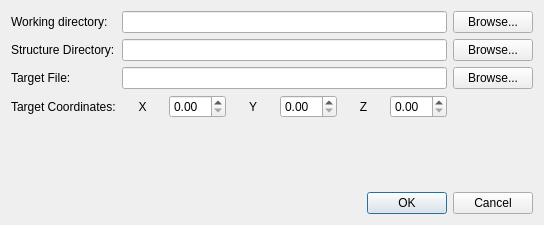
First picture: the form in MIExpert/mi_ligandoverlap.ui, repository mifit/mifit, before the edit.
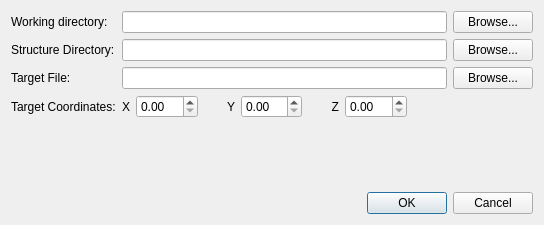
Second picture: the form after the edit.

Commit message: Enhanced mifit python module and finished converting mi_ligandoverlap_ui.py

Diff of the .ui file:
```diff
--- a/MIExpert/mi_ligandoverlap.ui
+++ b/MIExpert/mi_ligandoverlap.ui
@@ -80,39 +80,88 @@
          <property name="text" >
           <string>X</string>
          </property>
-         <property name="alignment" >
-          <set>Qt::AlignCenter</set>
+         <property name="alignment">
+          <set>Qt::AlignRight|Qt::AlignTrailing|Qt::AlignVCenter</set>
          </property>
         </widget>
        </item>
        <item>
-        <widget class="QDoubleSpinBox" name="xSpinBox" />
+        <widget class="QDoubleSpinBox" name="xSpinBox">
+         <property name="sizePolicy">
+          <sizepolicy hsizetype="Minimum" vsizetype="Fixed">
+           <horstretch>2</horstretch>
+           <verstretch>0</verstretch>
+          </sizepolicy>
+         </property>
+        </widget>
        </item>
        <item>
-        <widget class="QLabel" name="label_6" >
-         <property name="text" >
+        <widget class="QLabel" name="label_6">
+         <property name="sizePolicy">
+          <sizepolicy hsizetype="Preferred" vsizetype="Preferred">
+           <horstretch>1</horstretch>
+           <verstretch>0</verstretch>
+          </sizepolicy>
+         </property>
+         <property name="text">
           <string>Y</string>
          </property>
-         <property name="alignment" >
-          <set>Qt::AlignCenter</set>
+         <property name="alignment">
+          <set>Qt::AlignRight|Qt::AlignTrailing|Qt::AlignVCenter</set>
          </property>
         </widget>
        </item>
        <item>
-        <widget class="QDoubleSpinBox" name="ySpinBox" />
+        <widget class="QDoubleSpinBox" name="ySpinBox">
+         <property name="sizePolicy">
+          <sizepolicy hsizetype="Minimum" vsizetype="Fixed">
+           <horstretch>2</horstretch>
+           <verstretch>0</verstretch>
+          </sizepolicy>
+         </property>
+        </widget>
        </item>
        <item>
-        <widget class="QLabel" name="label_7" >
-         <property name="text" >
+        <widget class="QLabel" name="label_7">
+         <property name="sizePolicy">
+          <sizepolicy hsizetype="Preferred" vsizetype="Preferred">
+           <horstretch>1</horstretch>
+           <verstretch>0</verstretch>
+          </sizepolicy>
+         </property>
+         <property name="text">
           <string>Z</string>
          </property>
-         <property name="alignment" >
-          <set>Qt::AlignCenter</set>
+         <property name="alignment">
+          <set>Qt::AlignRight|Qt::AlignTrailing|Qt::AlignVCenter</set>
          </property>
         </widget>
        </item>
        <item>
-        <widget class="QDoubleSpinBox" name="zSpinBox" />
+        <widget class="QDoubleSpinBox" name="zSpinBox">
+         <property name="sizePolicy">
+          <sizepolicy hsizetype="Minimum" vsizetype="Fixed">
+           <horstretch>2</horstretch>
+           <verstretch>0</verstretch>
+          </sizepolicy>
+         </property>
+        </widget>
+       </item>
+       <item>
+        <spacer name="horizontalSpacer">
+         <property name="orientation">
+          <enum>Qt::Horizontal</enum>
+         </property>
+         <property name="sizeType">
+          <enum>QSizePolicy::Preferred</enum>
+         </property>
+         <property name="sizeHint" stdset="0">
+          <size>
+           <width>40</width>
+           <height>20</height>
+          </size>
+         </property>
+        </spacer>
        </item>
       </layout>
      </item>
```
Left out of the diff: 95 changed lines with no effect on the pictures. The commit also changes 7 other files.
